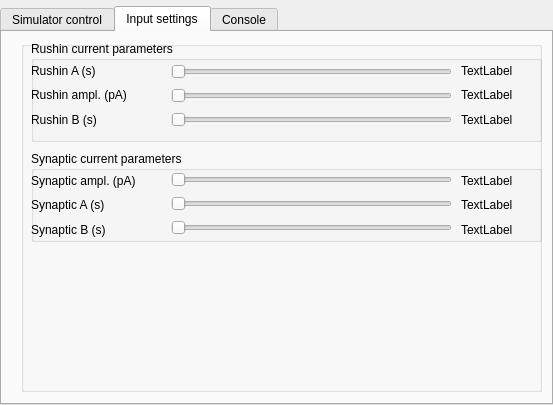
Qt form code/QtGUI/neurontab.ui (jvegh/Dynamic-Abstract-Neural-Computing) before a commit.
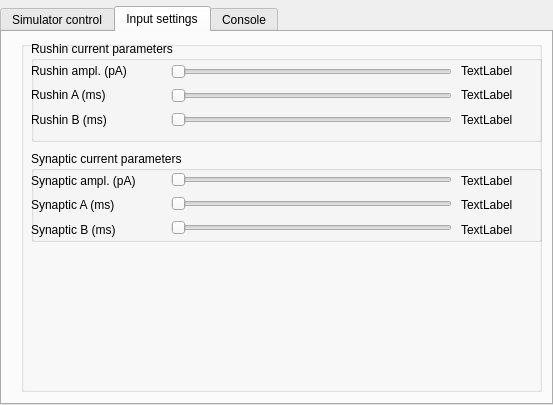
The same form after that commit. The open tabs and pages were chosen to show the change. Custom widgets are drawn as their Qt base class.

```diff
--- a/code/QtGUI/neurontab.ui
+++ b/code/QtGUI/neurontab.ui
@@ -859,10 +859,10 @@
                      </rect>
                     </property>
                     <layout class="QGridLayout" name="gridLayout_8">
-                     <item row="4" column="0">
+                     <item row="5" column="0">
                       <widget class="QLabel" name="RushinBSliderLabel">
                        <property name="text">
-                        <string>Rushin B (s)</string>
+                        <string>Rushin B (ms)</string>
                        </property>
                       </widget>
                      </item>
@@ -873,10 +873,10 @@
                        </property>
                       </widget>
                      </item>
-                     <item row="2" column="0">
+                     <item row="4" column="0">
                       <widget class="QLabel" name="RushinASliderLabel">
                        <property name="text">
-                        <string>Rushin A (s)</string>
+                        <string>Rushin A (ms)</string>
                        </property>
                       </widget>
                      </item>
@@ -981,14 +981,14 @@
                      <item row="1" column="0">
                       <widget class="QLabel" name="Slider2Label_3">
                        <property name="text">
-                        <string>Synaptic A (s)</string>
+                        <string>Synaptic A (ms)</string>
                        </property>
                       </widget>
                      </item>
                      <item row="2" column="0">
                       <widget class="QLabel" name="SynapricBSliderLabel">
                        <property name="text">
-                        <string>Synaptic B (s)</string>
+                        <string>Synaptic B (ms)</string>
                        </property>
                       </widget>
                      </item>
```
Left out of the diff: 2 changed lines with no effect on the pictures.
